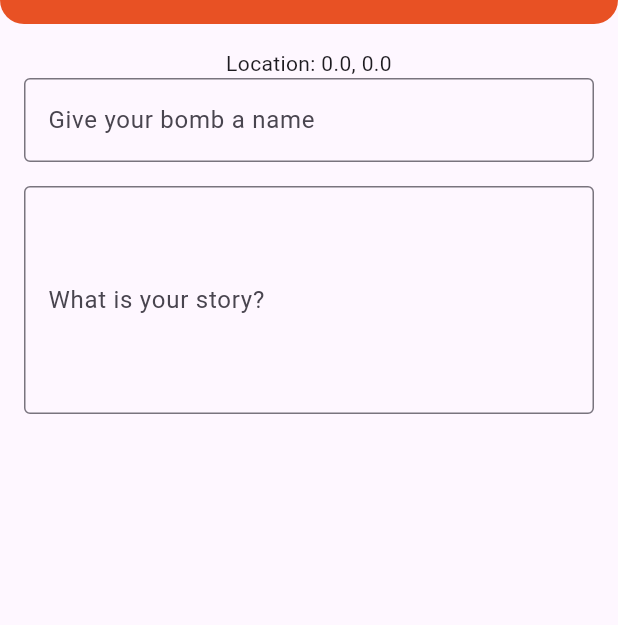
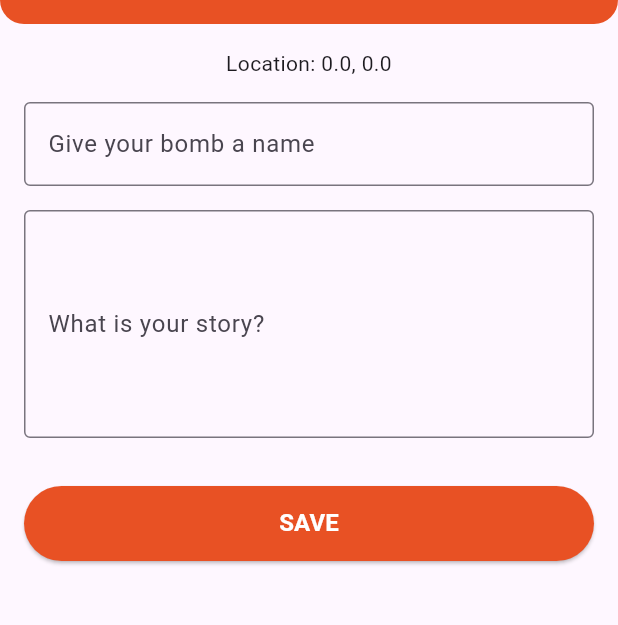
Before and after one commit to The-Grace-Bomb-Company/Grace-Bomb-App, a Flutter app: the NewBombPage screen opened directly with empty values, on a phone screen of 412 x 824 dp, the part 60-685 px from its top. Run offline on Flutter 3.47's test engine with Material 3 defaults, Android fonts, the phone set to English and light mode, and no system bars; our stand-ins replace flutter_map, flutter_svg, latlong2; missing offline and left inert: flutter_map_animations, global_configuration; Roboto replaces fonts that are missing (Montserrat).

Commit message:
Saving new bomb page prototype implemented

```diff
--- a/app/lib/map.dart
+++ b/app/lib/map.dart
@@ -330,6 +330,39 @@ class NewBombPage extends StatelessWidget {
 
   @override
   Widget build(BuildContext context) {
+    final TextEditingController nameController = TextEditingController();
+    final TextEditingController descriptionController = TextEditingController();
+
+    void saveBomb() {
+      final String title = nameController.text.trim();
+      final String description = descriptionController.text.trim();
+
+      if (title.isEmpty) {
+        ScaffoldMessenger.of(context).showSnackBar(
+          const SnackBar(content: Text('Please enter the bomb name.')),
+        );
+        return;
+      }
+
+      // Simulate sending to API
+      final bombData = {
+        'latitude': location.latitude,
+        'longitude': location.longitude,
+        'title': title,
+        'description': description,
+      };
+
+      //print('Sending to API: $bombData');
+      // API CALL -->!!!
+
+      // TODO after success
+      // go to previous page and show bomb added - explosion and animation!
+
+      ScaffoldMessenger.of(context).showSnackBar(
+        const SnackBar(content: Text('Bomb data saved!')),
+      );
+    }
+
     return Scaffold(
       appBar: AppBar(
         title: Text('NEW GRACE BOMB', maxLines: 1, style: AppStyles.heading),
@@ -349,21 +382,36 @@ class NewBombPage extends StatelessWidget {
               'Location: ${location.latitude}, ${location.longitude}',
               textAlign: TextAlign.center,
             ),
-            const TextField(
-              decoration: InputDecoration(
+            const SizedBox(height: 16.0),
+            TextField(
+              controller: nameController,
+              decoration: const InputDecoration(
                 labelText: 'Give your bomb a name',
                 hintText: 'Enter a name',
                 border: OutlineInputBorder(),
               ),
             ),
             const SizedBox(height: 16.0),
-            const TextField(
-              decoration: InputDecoration(
+            TextField(
+              controller: descriptionController,
+              decoration: const InputDecoration(
                 labelText: 'What is your story?',
                 hintText: 'Share your story',
                 border: OutlineInputBorder(),
               ),
               maxLines: 5, // Multi-line input
+            ),
+            const SizedBox(height: 32.0),
+            Center(
+              child: ElevatedButton(
+                onPressed: saveBomb,
+                style: ElevatedButton.styleFrom(
+                  backgroundColor: const Color(0xFFE85124),
+                  foregroundColor: Colors.white,
+                  minimumSize: const Size(double.infinity, 50),
+                ),
+                child: Text('SAVE', maxLines: 1, style: AppStyles.heading),
+              ),
             ),
           ],
         ),
```
